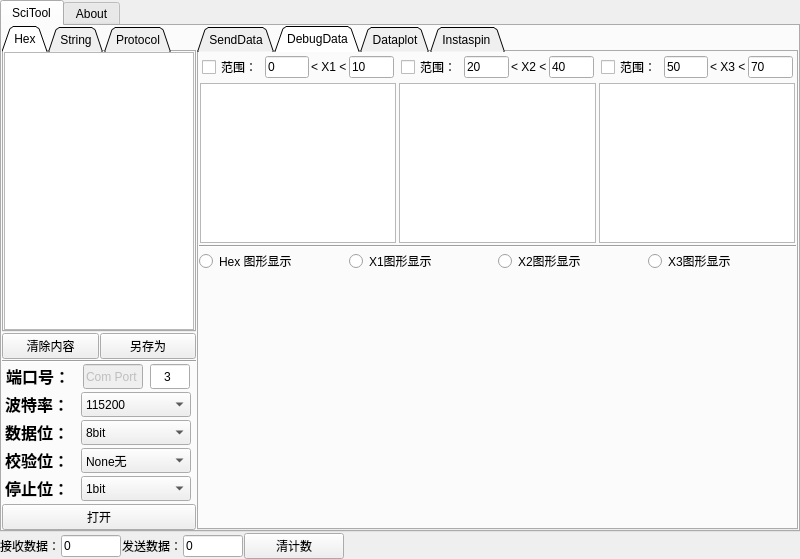
wuliaodew/sci_tool, file sci_tool.ui: the form before one commit.
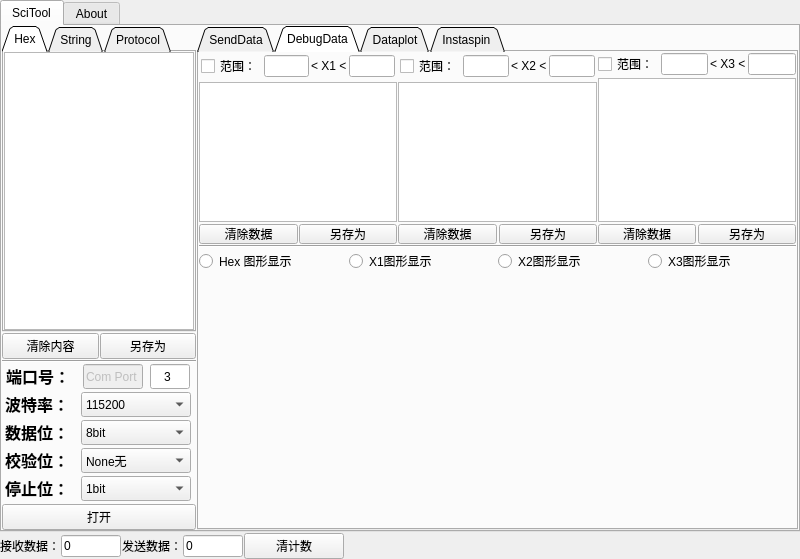
The form after the commit.

Commit message: 能够显示图像，按照设置去刷新图形了，不过还需要优化刷新速度，不然可能出现死机

What changed in the file:
```diff
--- a/sci_tool.ui
+++ b/sci_tool.ui
@@ -1280,12 +1280,12 @@
                <number>0</number>
               </property>
               <item>
-               <layout class="QVBoxLayout" name="verticalLayout_13" stretch="0,0">
+               <layout class="QVBoxLayout" name="verticalLayout_13" stretch="0,0,0">
                 <property name="spacing">
                  <number>2</number>
                 </property>
                 <property name="margin">
-                 <number>1</number>
+                 <number>0</number>
                 </property>
                 <item>
                  <layout class="QHBoxLayout" name="horizontalLayout_20" stretch="0,0,0,0">
@@ -1302,10 +1302,13 @@
                   <item>
                    <widget class="QLineEdit" name="lineEdit_2">
                     <property name="inputMask">
-                     <string>9999; </string>
+                     <string/>
                     </property>
                     <property name="text">
-                     <string>0</string>
+                     <string/>
+                    </property>
+                    <property name="maxLength">
+                     <number>6</number>
                     </property>
                    </widget>
                   </item>
@@ -1319,10 +1322,13 @@
                   <item>
                    <widget class="QLineEdit" name="lineEdit_3">
                     <property name="inputMask">
-                     <string>9999; </string>
+                     <string/>
                     </property>
                     <property name="text">
-                     <string>10</string>
+                     <string/>
+                    </property>
+                    <property name="maxLength">
+                     <number>6</number>
                     </property>
                    </widget>
                   </item>
@@ -1341,15 +1347,51 @@
                   </property>
                  </widget>
                 </item>
+                <item>
+                 <layout class="QHBoxLayout" name="horizontalLayout_23">
+                  <property name="spacing">
+                   <number>1</number>
+                  </property>
+                  <property name="margin">
+                   <number>0</number>
+                  </property>
+                  <item>
+                   <widget class="QPushButton" name="x1clr_button">
+                    <property name="maximumSize">
+                     <size>
+                      <width>16777215</width>
+                      <height>20</height>
+                     </size>
+                    </property>
+                    <property name="text">
+                     <string>清除数据</string>
+                    </property>
+                   </widget>
+                  </item>
+                  <item>
+                   <widget class="QPushButton" name="x1save_button">
+                    <property name="maximumSize">
+                     <size>
+                      <width>16777215</width>
+                      <height>20</height>
+                     </size>
+                    </property>
+                    <property name="text">
+                     <string>另存为</string>
+                    </property>
+                   </widget>
+                  </item>
+                 </layout>
+                </item>
                </layout>
               </item>
               <item>
-               <layout class="QVBoxLayout" name="verticalLayout_14" stretch="0,0">
+               <layout class="QVBoxLayout" name="verticalLayout_14" stretch="0,0,0">
                 <property name="spacing">
                  <number>2</number>
                 </property>
                 <property name="margin">
-                 <number>1</number>
+                 <number>0</number>
                 </property>
                 <item>
                  <layout class="QHBoxLayout" name="horizontalLayout_21">
@@ -1366,10 +1408,13 @@
                   <item>
                    <widget class="QLineEdit" name="lineEdit_4">
                     <property name="inputMask">
-                     <string>9999; </string>
+                     <string/>
                     </property>
                     <property name="text">
-                     <string>20</string>
+                     <string/>
+                    </property>
+                    <property name="maxLength">
+                     <number>6</number>
                     </property>
                    </widget>
                   </item>
@@ -1383,10 +1428,13 @@
                   <item>
                    <widget class="QLineEdit" name="lineEdit_5">
                     <property name="inputMask">
-                     <string>9999; </string>
+                     <string/>
                     </property>
                     <property name="text">
-                     <string>40</string>
+                     <string/>
+                    </property>
+                    <property name="maxLength">
+                     <number>6</number>
                     </property>
                    </widget>
                   </item>
@@ -1405,21 +1453,60 @@
                   </property>
                  </widget>
                 </item>
+                <item>
+                 <layout class="QHBoxLayout" name="horizontalLayout_24">
+                  <property name="spacing">
+                   <number>2</number>
+                  </property>
+                  <property name="margin">
+                   <number>0</number>
+                  </property>
+                  <item>
+                   <widget class="QPushButton" name="x2clr_button">
+                    <property name="maximumSize">
+                     <size>
+                      <width>16777215</width>
+                      <height>20</height>
+                     </size>
+                    </property>
+                    <property name="text">
+                     <string>清除数据</string>
+                    </property>
+                   </widget>
+                  </item>
+                  <item>
+                   <widget class="QPushButton" name="x2save_button">
+                    <property name="maximumSize">
+                     <size>
+                      <width>16777215</width>
+                      <height>20</height>
+                     </size>
+                    </property>
+                    <property name="text">
+                     <string>另存为</string>
+                    </property>
+                   </widget>
+                  </item>
+                 </layout>
+                </item>
                </layout>
               </item>
               <item>
-               <layout class="QVBoxLayout" name="verticalLayout_15" stretch="0,0">
+               <layout class="QVBoxLayout" name="verticalLayout_15" stretch="0,0,0">
                 <property name="spacing">
                  <number>2</number>
                 </property>
                 <property name="margin">
-                 <number>1</number>
+                 <number>0</number>
                 </property>
                 <item>
                  <layout class="QHBoxLayout" name="horizontalLayout_22">
-                  <property name="margin">
+                  <property name="spacing">
                    <number>2</number>
                   </property>
+                  <property name="margin">
+                   <number>0</number>
+                  </property>
                   <item>
                    <widget class="QCheckBox" name="checkBox_4">
                     <property name="text">
@@ -1430,10 +1517,13 @@
                   <item>
                    <widget class="QLineEdit" name="lineEdit_6">
                     <property name="inputMask">
-                     <string>9999; </string>
+                     <string/>
                     </property>
                     <property name="text">
-                     <string>50</string>
+                     <string/>
+                    </property>
+                    <property name="maxLength">
+                     <number>6</number>
                     </property>
                    </widget>
                   </item>
@@ -1447,10 +1537,13 @@
                   <item>
                    <widget class="QLineEdit" name="lineEdit_7">
                     <property name="inputMask">
-                     <string>9999; </string>
+                     <string/>
                     </property>
                     <property name="text">
-                     <string>70</string>
+                     <string/>
+                    </property>
+                    <property name="maxLength">
+                     <number>6</number>
                     </property>
                    </widget>
                   </item>
@@ -1469,6 +1562,42 @@
                   </property>
                  </widget>
                 </item>
+                <item>
+                 <layout class="QHBoxLayout" name="horizontalLayout_25">
+                  <property name="spacing">
+                   <number>2</number>
+                  </property>
+                  <property name="margin">
+                   <number>0</number>
+                  </property>
+                  <item>
+                   <widget class="QPushButton" name="x3clr_button">
+                    <property name="maximumSize">
+                     <size>
+                      <width>16777215</width>
+                      <height>20</height>
+                     </size>
+                    </property>
+                    <property name="text">
+                     <string>清除数据</string>
+                    </property>
+                   </widget>
+                  </item>
+                  <item>
+                   <widget class="QPushButton" name="x3save_button">
+                    <property name="maximumSize">
+                     <size>
+                      <width>16777215</width>
+                      <height>20</height>
+                     </size>
+                    </property>
+                    <property name="text">
+                     <string>另存为</string>
+                    </property>
+                   </widget>
+                  </item>
+                 </layout>
+                </item>
                </layout>
               </item>
              </layout>
```
Left out of the diff: 24 changed lines with no effect on the pictures. The commit also changes 2 other files.
